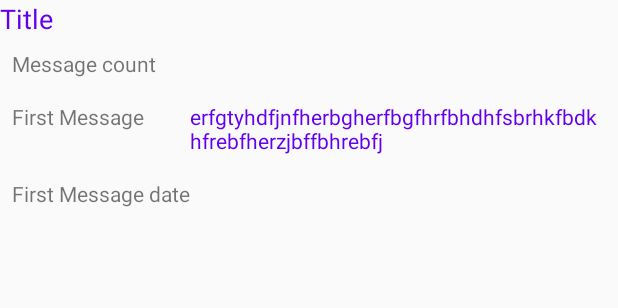
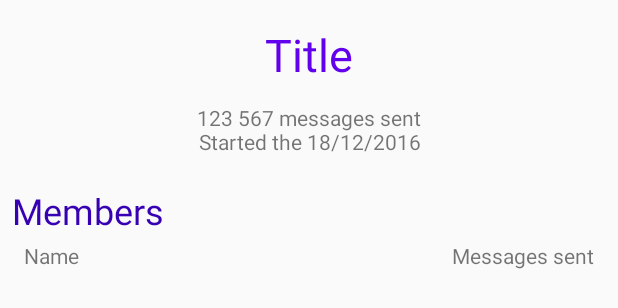
Before and after one commit to Doreapp/My_data_analyser, an Android app: the layout view_conversation.xml on its own in the app's theme, with its tools: preview values and no code run, on a phone screen of 412 x 824 dp. Shown: the top 308 px of the screen. Run offline under Robolectric (Android 15) with nearby library versions, the phone set to English and light mode, and no system bars.

Commit message:
Add Conversation view

```diff
--- a/app/src/main/AndroidManifest.xml
+++ b/app/src/main/AndroidManifest.xml
@@ -9,7 +9,9 @@
             android:roundIcon="@mipmap/ic_launcher_round"
             android:supportsRtl="true"
             android:theme="@style/AppTheme">
-        <activity android:name="com.mandin.antoine.mydataanalyser.MainActivity">
+        <activity android:name=".ConversationActivity">
+        </activity>
+        <activity android:name=".MainActivity">
             <intent-filter>
                 <action android:name="android.intent.action.MAIN"/>
 
--- a/app/src/main/java/com/mandin/antoine/mydataanalyser/utils/Constants.kt
+++ b/app/src/main/java/com/mandin/antoine/mydataanalyser/utils/Constants.kt
@@ -5,5 +5,5 @@ object Constants {
 
     const val REQUEST_CODE_PICK_FACEBOOK_FOLDER: Int = 2001
 
-
+    const val EXTRA_CONVERSATION_ID = "conversationId"
 }
--- a/app/src/main/res/layout/activity_main.xml
+++ b/app/src/main/res/layout/activity_main.xml
@@ -4,6 +4,7 @@
         xmlns:tools="http://schemas.android.com/tools"
         android:layout_width="match_parent"
         android:layout_height="match_parent"
+        xmlns:app="http://schemas.android.com/apk/res-auto"
         tools:context="com.mandin.antoine.mydataanalyser.MainActivity">
 
     <androidx.recyclerview.widget.RecyclerView
@@ -11,6 +12,8 @@
             android:layout_width="match_parent"
             android:layout_height="match_parent"
             android:layout_above="@id/btnChooseFacebookFolder"
+            tools:listitem="@layout/item_view_conversation"
+            app:layoutManager="androidx.recyclerview.widget.LinearLayoutManager"
     />
 
     <Button android:layout_width="wrap_content" android:layout_height="wrap_content"
--- a/app/src/main/res/layout/view_conversation.xml
+++ b/app/src/main/res/layout/view_conversation.xml
@@ -1,43 +1,59 @@
 <?xml version="1.0" encoding="utf-8"?>
-<LinearLayout xmlns:android="http://schemas.android.com/apk/res/android"
-              android:orientation="vertical"
+<ScrollView xmlns:android="http://schemas.android.com/apk/res/android"
             android:layout_width="match_parent"
             android:layout_height="match_parent">
 
+    <LinearLayout android:layout_width="match_parent"
+                  android:orientation="vertical"
+                  android:layout_height="wrap_content"
+                  android:padding="@dimen/spaceNormal">
+
+
         <TextView
-            android:id="@+id/title"
+                android:id="@+id/tvConversationTitle"
                 android:layout_width="wrap_content"
                 android:layout_height="wrap_content"
                 android:text="Title"
-            android:textSize="@dimen/large"
+                android:gravity="center"
+                android:layout_gravity="center_horizontal"
+                android:textSize="@dimen/h1"
+                android:layout_margin="@dimen/spaceNormal"
                 android:textColor="@color/colorPrimary"/>
 
-    <TableLayout
+        <TextView android:layout_width="wrap_content" android:layout_height="wrap_content"
+                  android:id="@+id/tvConversationStatistics"
+                  android:layout_margin="@dimen/spaceSmall"
+                  android:gravity="center"
+                  android:layout_gravity="center_horizontal"
+                  android:textSize="@dimen/normal"
+                  android:text="123 567 messages sent\nStarted the 18/12/2016"/>
+
+        <TextView android:layout_width="wrap_content" android:layout_height="wrap_content"
+                  android:text="@string/members"
+                  android:textSize="@dimen/h2"
+                  android:layout_marginTop="@dimen/spaceLarge"
+                  android:layout_marginBottom="@dimen/spaceSmall"
+                  android:textColor="@color/colorPrimaryDark"/>
+
+        <LinearLayout android:layout_width="match_parent"
+                      android:layout_marginHorizontal="@dimen/spaceNormal"
+                      android:layout_height="wrap_content"
+                      android:orientation="horizontal">
+            <TextView android:layout_width="0dp"
+                      android:layout_weight="1"
+                      android:layout_height="wrap_content"
+                      android:text="Name"/>
+            <TextView android:layout_width="0dp"
+                      android:gravity="end"
+                      android:layout_weight="1"
+                      android:layout_height="wrap_content"
+                      android:text="Messages sent"/>
+        </LinearLayout>
+        <LinearLayout
+                android:orientation="vertical"
                 android:layout_width="match_parent"
-            android:layout_height="wrap_content">
-        <TableRow android:padding="@dimen/spaceNormal">
-            <TextView android:text="Message count"/>
-            <TextView android:id="@+id/messageCount"
-                      android:textColor="@color/colorPrimary"/>
-        </TableRow>
-        <TableRow android:padding="@dimen/spaceNormal">
-            <TextView android:layout_width="wrap_content"
-                      android:text="First Message"/>
-            <TextView
-                    android:layout_weight="1"
-                    android:id="@+id/firstMessage"
-                    android:text="erfgtyhdfjnfherbgherfbgfhrfbhdhfsbrhkfbdkhfrebfherzjbffbhrebfj"
-                    android:textColor="@color/colorPrimary"/>
-        </TableRow>
-        <TableRow android:padding="@dimen/spaceNormal">
-
-            <TextView android:layout_width="wrap_content"
-                      android:text="First Message date"/>
-            <TextView
-                    android:layout_weight="1" android:id="@+id/firstMessageDate"
-
-                    android:textColor="@color/colorPrimary"/>
-        </TableRow>
-    </TableLayout>
+                android:layout_height="wrap_content"
+                android:id="@+id/listMembers"/>
 
     </LinearLayout>
+</ScrollView>
--- a/app/src/main/res/values/strings.xml
+++ b/app/src/main/res/values/strings.xml
@@ -9,4 +9,5 @@
     <string name="grant">Grant</string>
     <string name="title_need_file_permission">File Access Permission</string>
     <string name="need_file_permission">We need your permission for reading your files</string>
+    <string name="members">Members</string>
 </resources>
```
Also changed, not shown: app/src/main/java/com/mandin/antoine/mydataanalyser/ConversationActivity.kt (added, +103 -0 lines), app/src/main/java/com/mandin/antoine/mydataanalyser/MainActivity.kt (+3 -56 lines), app/src/main/java/com/mandin/antoine/mydataanalyser/facebook/database/FacebookDbHelper.kt (+37 -0 lines), app/src/main/java/com/mandin/antoine/mydataanalyser/facebook/model/data/ConversationStats.kt (added, +22 -0 lines), app/src/main/java/com/mandin/antoine/mydataanalyser/tools/Bendable.kt (added, +7 -0 lines), app/src/main/java/com/mandin/antoine/mydataanalyser/views/NumberedItemAdapter.kt (added, +43 -0 lines), app/src/main/java/com/mandin/antoine/mydataanalyser/views/facebook/ConversationsAdapter.kt (added, +96 -0 lines), app/src/main/res/layout/item_view_numbered_list.xml (added, +29 -0 lines). Lines whose indentation alone changed are shown as unchanged.
